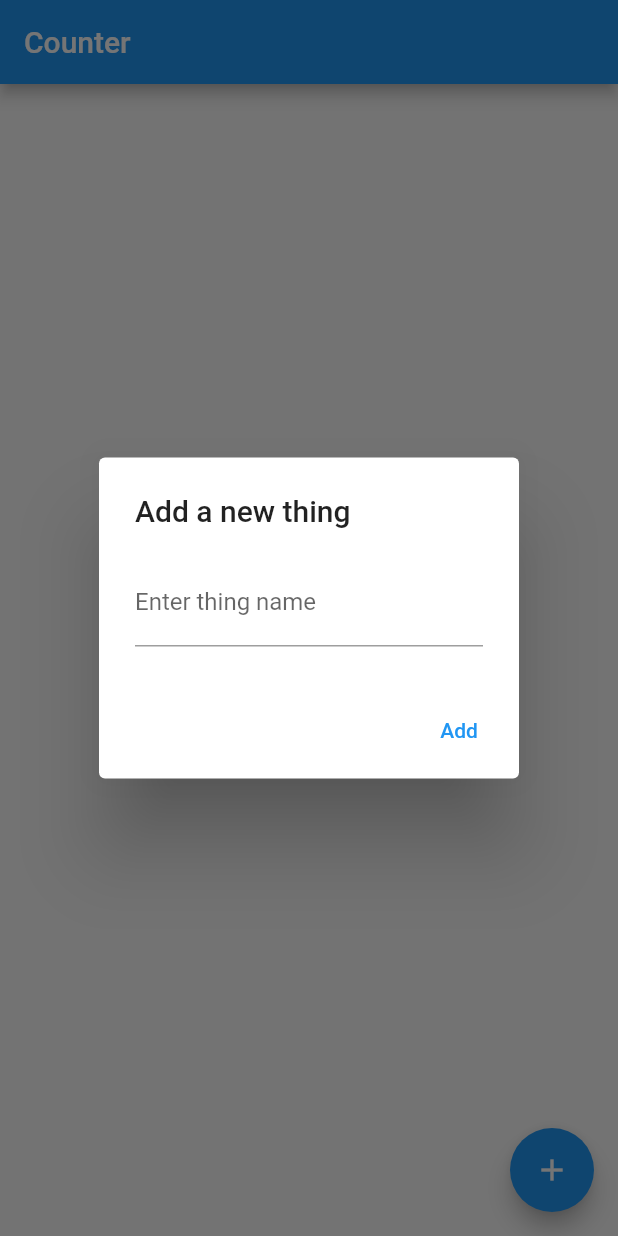
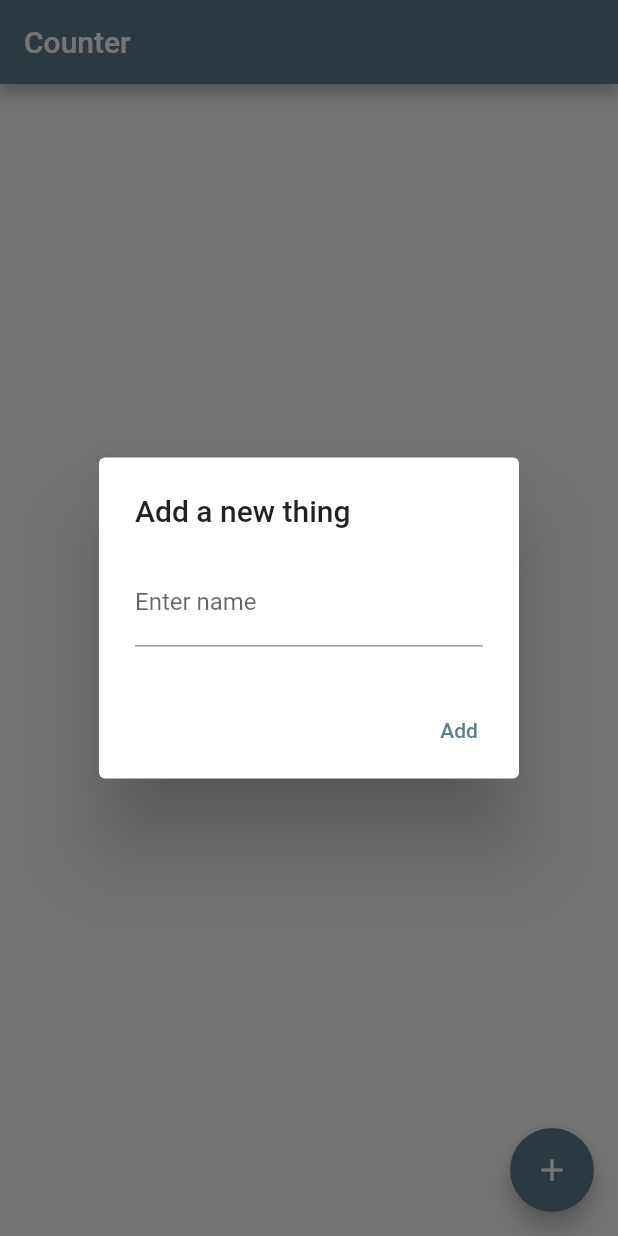
Before and after one commit to amitbansal7/counter, a Flutter app: the screen it shows after launch, after a tap on the "add" icon, on a phone screen of 412 x 824 dp. Run offline on Flutter 3.47's test engine with Material 2 defaults, Android fonts, the phone set to English and light mode, and no system bars; our stand-ins replace drift; accounts and stored records are empty; generated files the repository leaves out were written again.

```diff
--- a/lib/counter_tile_widget.dart
+++ b/lib/counter_tile_widget.dart
@@ -55,7 +55,9 @@ class CounterTileWidget extends StatelessWidget {
   }
 
   updateCount(Thing thing, int count) {
-    if (count >= 0) {
+    if (count < 0) {
+      database.deleteByThingId(thing.id);
+    } else {
       database.updateCountByThingId(thing.id, count);
     }
   }
--- a/lib/main.dart
+++ b/lib/main.dart
@@ -17,7 +17,7 @@ class MyApp extends StatelessWidget {
     return MaterialApp(
       title: 'Flutter Demo',
       theme: ThemeData(
-        primarySwatch: Colors.blue,
+        primarySwatch: Colors.blueGrey,
       ),
       home: const MyHomePage(title: 'Counter'),
     );
@@ -43,8 +43,9 @@ class MyHomePage extends StatefulWidget {
 }
 
 class _MyHomePageState extends State<MyHomePage> {
-  final thingsController = TextEditingController();
   _displayDialog(BuildContext context, MyDatabase database) async {
+    final thingsController = TextEditingController();
+
     Widget okButton = TextButton(
       child: const Text("Add"),
       onPressed: () {
@@ -62,7 +63,7 @@ class _MyHomePageState extends State<MyHomePage> {
         controller: thingsController,
         decoration: const InputDecoration(
           border: UnderlineInputBorder(),
-          labelText: 'Enter thing name',
+          labelText: 'Enter name',
         ),
       ),
       actions: [
--- a/lib/models/tables.dart
+++ b/lib/models/tables.dart
@@ -51,6 +51,10 @@ class MyDatabase extends _$MyDatabase {
     return into(things).insertOnConflictUpdate(thing);
   }
 
+  Future<void> deleteByThingId(int thingId) {
+    return (delete(things)..where((tbl) => tbl.id.equals(thingId))).go();
+  }
+
   Future<int> updateCountByThingId(int thingId, int count) async {
     return (update(things)..where((t) => t.id.equals(thingId))).write(
       ThingsCompanion(
```
